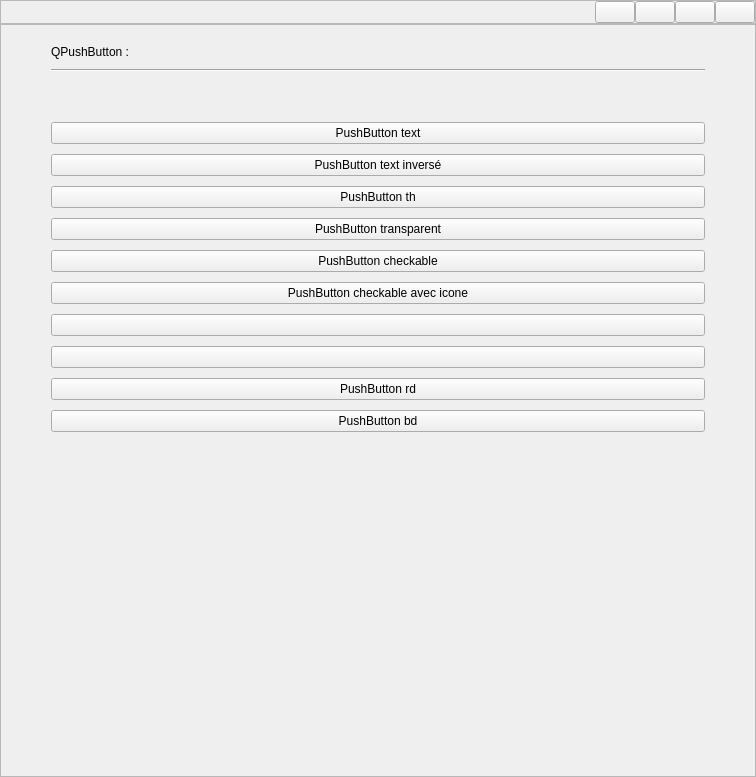
This is src/gui/main.ui in LaM0uette/PySide6_Blank_Project_demo as Qt 5 draws it before an edit. The edited form follows.
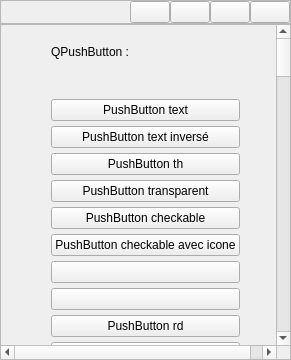
This is the edited form.

```diff
--- a/src/gui/main.ui
+++ b/src/gui/main.ui
@@ -2,17 +2,6 @@
 <ui version="4.0">
  <class>main</class>
  <widget class="QWidget" name="main">
-  <property name="geometry">
-   <rect>
-    <x>0</x>
-    <y>0</y>
-    <width>756</width>
-    <height>777</height>
-   </rect>
-  </property>
-  <property name="windowTitle">
-   <string>Form</string>
-  </property>
   <layout class="QGridLayout" name="glay_main">
    <property name="leftMargin">
     <number>0</number>
@@ -116,8 +105,8 @@
        <rect>
         <x>0</x>
         <y>0</y>
-        <width>754</width>
-        <height>750</height>
+        <width>636</width>
+        <height>2591</height>
        </rect>
       </property>
       <layout class="QVBoxLayout" name="verticalLayout">
@@ -139,7 +128,7 @@
        <item>
         <layout class="QVBoxLayout" name="vlay_pb">
          <property name="spacing">
-          <number>10</number>
+          <number>0</number>
          </property>
          <property name="leftMargin">
           <number>0</number>
@@ -154,13 +143,6 @@
            </property>
           </widget>
          </item>
-         <item>
-          <widget class="Line" name="line">
-           <property name="orientation">
-            <enum>Qt::Horizontal</enum>
-           </property>
-          </widget>
-         </item>
          <item>
           <spacer name="verticalSpacer_2">
            <property name="orientation">
@@ -184,6 +166,22 @@
            </property>
           </widget>
          </item>
+         <item>
+          <spacer name="verticalSpacer_3">
+           <property name="orientation">
+            <enum>Qt::Vertical</enum>
+           </property>
+           <property name="sizeType">
+            <enum>QSizePolicy::Fixed</enum>
+           </property>
+           <property name="sizeHint" stdset="0">
+            <size>
+             <width>20</width>
+             <height>5</height>
+            </size>
+           </property>
+          </spacer>
+         </item>
          <item>
           <widget class="QPushButton" name="pb_demo_txt_inv">
            <property name="text">
@@ -191,6 +189,22 @@
            </property>
           </widget>
          </item>
+         <item>
+          <spacer name="verticalSpacer_4">
+           <property name="orientation">
+            <enum>Qt::Vertical</enum>
+           </property>
+           <property name="sizeType">
+            <enum>QSizePolicy::Fixed</enum>
+           </property>
+           <property name="sizeHint" stdset="0">
+            <size>
+             <width>20</width>
+             <height>5</height>
+            </size>
+           </property>
+          </spacer>
+         </item>
          <item>
           <widget class="QPushButton" name="pb_demo_th">
            <property name="text">
@@ -198,6 +212,22 @@
            </property>
           </widget>
          </item>
+         <item>
+          <spacer name="verticalSpacer_5">
+           <property name="orientation">
+            <enum>Qt::Vertical</enum>
+           </property>
+           <property name="sizeType">
+            <enum>QSizePolicy::Fixed</enum>
+           </property>
+           <property name="sizeHint" stdset="0">
+            <size>
+             <width>20</width>
+             <height>5</height>
+            </size>
+           </property>
+          </spacer>
+         </item>
          <item>
           <widget class="QPushButton" name="pb_demo_tr">
            <property name="text">
@@ -205,6 +235,22 @@
            </property>
           </widget>
          </item>
+         <item>
+          <spacer name="verticalSpacer_6">
+           <property name="orientation">
+            <enum>Qt::Vertical</enum>
+           </property>
+           <property name="sizeType">
+            <enum>QSizePolicy::Fixed</enum>
+           </property>
+           <property name="sizeHint" stdset="0">
+            <size>
+             <width>20</width>
+             <height>5</height>
+            </size>
+           </property>
+          </spacer>
+         </item>
          <item>
           <widget class="QPushButton" name="pb_demo_ck">
            <property name="text">
@@ -215,6 +261,22 @@
            </property>
           </widget>
          </item>
+         <item>
+          <spacer name="verticalSpacer_7">
+           <property name="orientation">
+            <enum>Qt::Vertical</enum>
+           </property>
+           <property name="sizeType">
+            <enum>QSizePolicy::Fixed</enum>
+           </property>
+           <property name="sizeHint" stdset="0">
+            <size>
+             <width>20</width>
+             <height>5</height>
+            </size>
+           </property>
+          </spacer>
+         </item>
          <item>
           <widget class="QPushButton" name="pb_demo_ck_ico">
            <property name="text">
@@ -225,6 +287,22 @@
            </property>
           </widget>
          </item>
+         <item>
+          <spacer name="verticalSpacer_8">
+           <property name="orientation">
+            <enum>Qt::Vertical</enum>
+           </property>
+           <property name="sizeType">
+            <enum>QSizePolicy::Fixed</enum>
+           </property>
+           <property name="sizeHint" stdset="0">
+            <size>
+             <width>20</width>
+             <height>5</height>
+            </size>
+           </property>
+          </spacer>
+         </item>
          <item>
           <widget class="QPushButton" name="pb_demo_ico_ck">
            <property name="checkable">
@@ -232,6 +310,22 @@
            </property>
           </widget>
          </item>
+         <item>
+          <spacer name="verticalSpacer_9">
+           <property name="orientation">
+            <enum>Qt::Vertical</enum>
+           </property>
+           <property name="sizeType">
+            <enum>QSizePolicy::Fixed</enum>
+           </property>
+           <property name="sizeHint" stdset="0">
+            <size>
+             <width>20</width>
+             <height>5</height>
+            </size>
+           </property>
+          </spacer>
+         </item>
          <item>
           <widget class="QPushButton" name="pb_demo_zoom">
            <property name="checkable">
@@ -239,6 +333,22 @@
            </property>
           </widget>
          </item>
+         <item>
+          <spacer name="verticalSpacer_10">
+           <property name="orientation">
+            <enum>Qt::Vertical</enum>
+           </property>
+           <property name="sizeType">
+            <enum>QSizePolicy::Fixed</enum>
+           </property>
+           <property name="sizeHint" stdset="0">
+            <size>
+             <width>20</width>
+             <height>5</height>
+            </size>
+           </property>
+          </spacer>
+         </item>
          <item>
           <widget class="QPushButton" name="pb_demo_rd">
            <property name="text">
@@ -246,6 +356,22 @@
            </property>
           </widget>
          </item>
+         <item>
+          <spacer name="verticalSpacer_11">
+           <property name="orientation">
+            <enum>Qt::Vertical</enum>
+           </property>
+           <property name="sizeType">
+            <enum>QSizePolicy::Fixed</enum>
+           </property>
+           <property name="sizeHint" stdset="0">
+            <size>
+             <width>20</width>
+             <height>5</height>
+            </size>
+           </property>
+          </spacer>
+         </item>
          <item>
           <widget class="QPushButton" name="pb_demo_bd">
            <property name="text">
@@ -255,6 +381,57 @@
          </item>
         </layout>
        </item>
+       <item>
+        <widget class="QScrollArea" name="scrollArea">
+         <property name="widgetResizable">
+          <bool>true</bool>
+         </property>
+         <widget class="QWidget" name="scrollAreaWidgetContents">
+          <property name="geometry">
+           <rect>
+            <x>0</x>
+            <y>0</y>
+            <width>517</width>
+            <height>521</height>
+           </rect>
+          </property>
+          <layout class="QVBoxLayout" name="verticalLayout_2">
+           <item>
+            <spacer name="verticalSpacer_33">
+             <property name="orientation">
+              <enum>Qt::Vertical</enum>
+             </property>
+             <property name="sizeType">
+              <enum>QSizePolicy::Fixed</enum>
+             </property>
+             <property name="sizeHint" stdset="0">
+              <size>
+               <width>20</width>
+               <height>500</height>
+              </size>
+             </property>
+            </spacer>
+           </item>
+          </layout>
+         </widget>
+        </widget>
+       </item>
+       <item>
+        <spacer name="verticalSpacer_32">
+         <property name="orientation">
+          <enum>Qt::Vertical</enum>
+         </property>
+         <property name="sizeType">
+          <enum>QSizePolicy::Fixed</enum>
+         </property>
+         <property name="sizeHint" stdset="0">
+          <size>
+           <width>20</width>
+           <height>2000</height>
+          </size>
+         </property>
+        </spacer>
+       </item>
        <item>
         <spacer name="verticalSpacer">
          <property name="orientation">
```
